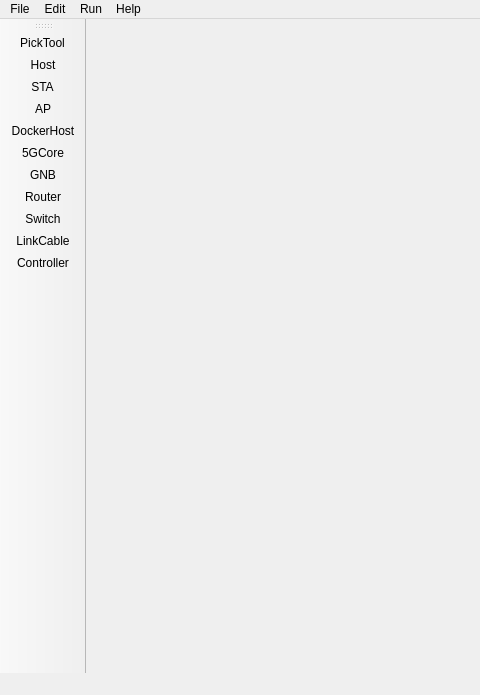
adaptivenetworklab/NetFlux5G, file GUI/Main_Window.ui: the form before one commit; both pictures show x 0 to 480 and y 0 to 695 of the 873 by 695 pixel window.
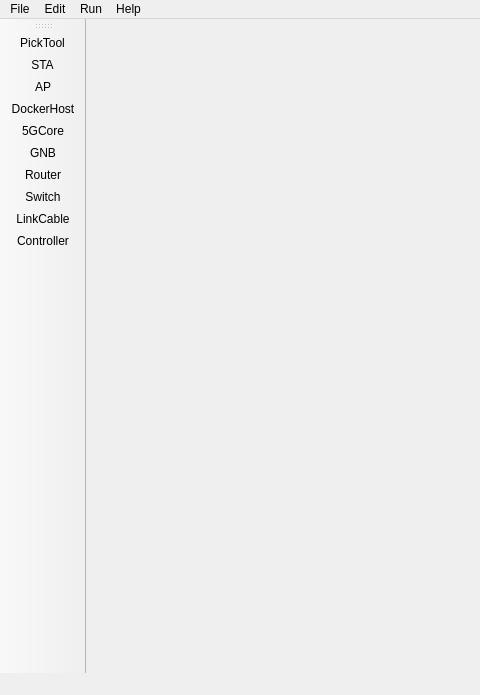
The form after the commit. Icons and pictures are not drawn.

Commit message: drag and drop feature to canvas on 'Host'

What changed in the file:
```diff
--- a/GUI/Main_Window.ui
+++ b/GUI/Main_Window.ui
@@ -115,7 +115,6 @@
     <bool>false</bool>
    </attribute>
    <addaction name="actionPickTool"/>
-   <addaction name="actionHost"/>
    <addaction name="actionSTA"/>
    <addaction name="actionAP"/>
    <addaction name="actionDockerHost"/>
```
Left out of the diff: 33 changed lines with no effect on the pictures. The commit also changes 1 other file.
